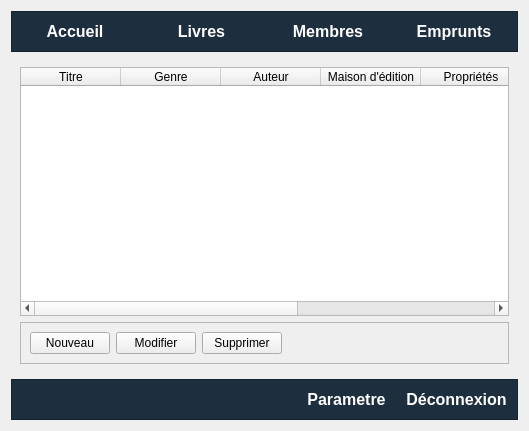
The window that app.ui (Totelof10/biblio) describes before a commit, drawn with Qt 5.
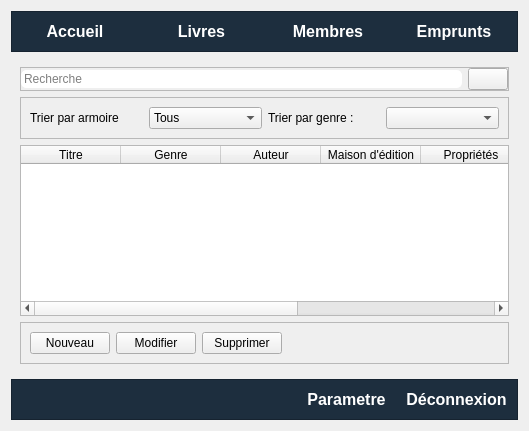
The same window after the commit. The open tabs and pages were chosen to show the change. Icons and pictures are not drawn.

Commit message: Recherche et filtrage

The edit to the form file:
```diff
--- a/app.ui
+++ b/app.ui
@@ -132,6 +132,132 @@
      <widget class="QWidget" name="pageAccueil"/>
      <widget class="QWidget" name="pageLivre">
       <layout class="QVBoxLayout" name="verticalLayout_2">
+       <item>
+        <widget class="QFrame" name="frame_7">
+         <property name="frameShape">
+          <enum>QFrame::Shape::StyledPanel</enum>
+         </property>
+         <property name="frameShadow">
+          <enum>QFrame::Shadow::Raised</enum>
+         </property>
+         <layout class="QHBoxLayout" name="horizontalLayout_7">
+          <property name="spacing">
+           <number>6</number>
+          </property>
+          <property name="leftMargin">
+           <number>0</number>
+          </property>
+          <property name="topMargin">
+           <number>0</number>
+          </property>
+          <property name="rightMargin">
+           <number>0</number>
+          </property>
+          <property name="bottomMargin">
+           <number>0</number>
+          </property>
+          <item>
+           <widget class="QLineEdit" name="lineEditRecherche">
+            <property name="styleSheet">
+             <string notr="true">QLineEdit{
+	border: 1px solid white;
+	border-radius: 5px;
+}
+
+QLineEdit:focus{
+	border: 1px solid black;
+}</string>
+            </property>
+            <property name="placeholderText">
+             <string>Recherche</string>
+            </property>
+           </widget>
+          </item>
+          <item>
+           <widget class="QPushButton" name="btnRecherche">
+            <property name="font">
+             <font>
+              <bold>false</bold>
+             </font>
+            </property>
+            <property name="cursor">
+             <cursorShape>PointingHandCursor</cursorShape>
+            </property>
+            <property name="mouseTracking">
+             <bool>true</bool>
+            </property>
+            <property name="styleSheet">
+             <string notr="true"/>
+            </property>
+            <property name="text">
+             <string/>
+            </property>
+            <property name="icon">
+             <iconset theme="QIcon::ThemeIcon::EditFind"/>
+            </property>
+           </widget>
+          </item>
+         </layout>
+        </widget>
+       </item>
+       <item>
+        <widget class="QFrame" name="frame_8">
+         <property name="frameShape">
+          <enum>QFrame::Shape::StyledPanel</enum>
+         </property>
+         <property name="frameShadow">
+          <enum>QFrame::Shadow::Raised</enum>
+         </property>
+         <layout class="QHBoxLayout" name="horizontalLayout_8">
+          <item>
+           <widget class="QLabel" name="label">
+            <property name="text">
+             <string>Trier par armoire</string>
+            </property>
+           </widget>
+          </item>
+          <item>
+           <widget class="QComboBox" name="comboBoxChoixArmoir">
+            <item>
+             <property name="text">
+              <string>Tous</string>
+             </property>
+            </item>
+            <item>
+             <property name="text">
+              <string>A</string>
+             </property>
+            </item>
+            <item>
+             <property name="text">
+              <string>B</string>
+             </property>
+            </item>
+            <item>
+             <property name="text">
+              <string>C</string>
+             </property>
+            </item>
+            <item>
+             <property name="text">
+              <string>D</string>
+             </property>
+            </item>
+           </widget>
+          </item>
+          <item>
+           <widget class="QLabel" name="label_2">
+            <property name="text">
+             <string>Trier par genre :</string>
+            </property>
+           </widget>
+          </item>
+          <item>
+           <widget class="QComboBox" name="comboBoxChoixGenre"/>
+          </item>
+         </layout>
+        </widget>
+       </item>
        <item>
         <widget class="QTableWidget" name="tableWidget">
          <property name="sizeAdjustPolicy">
```
Left out of the diff: 2 changed lines with no effect on the pictures. The commit also changes 21 other files.
